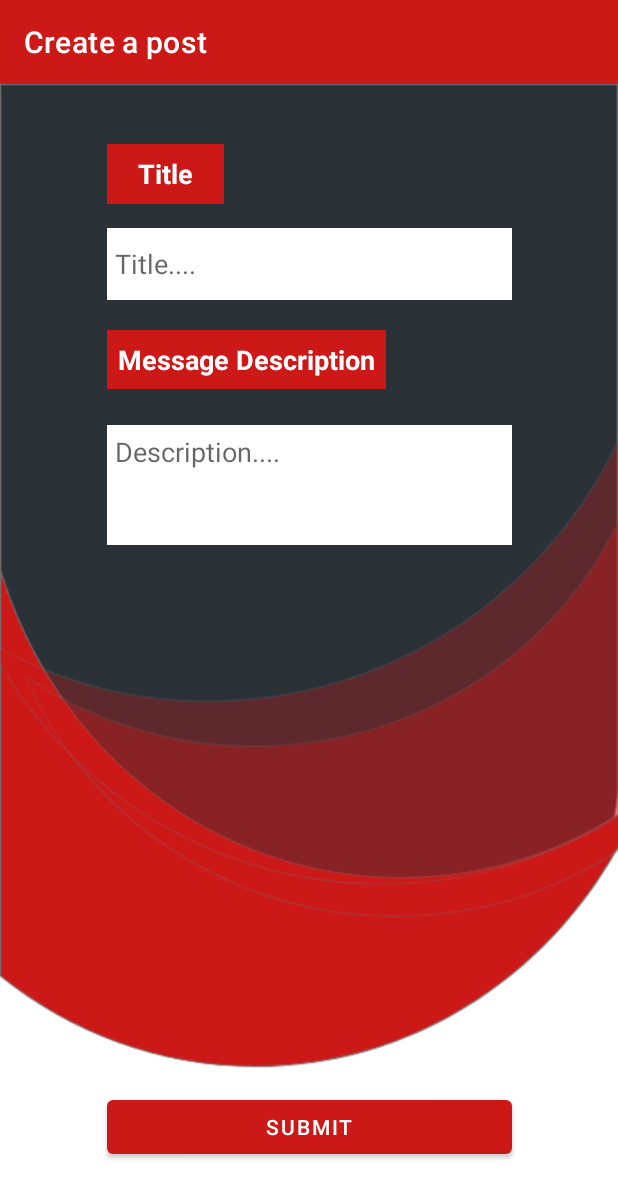
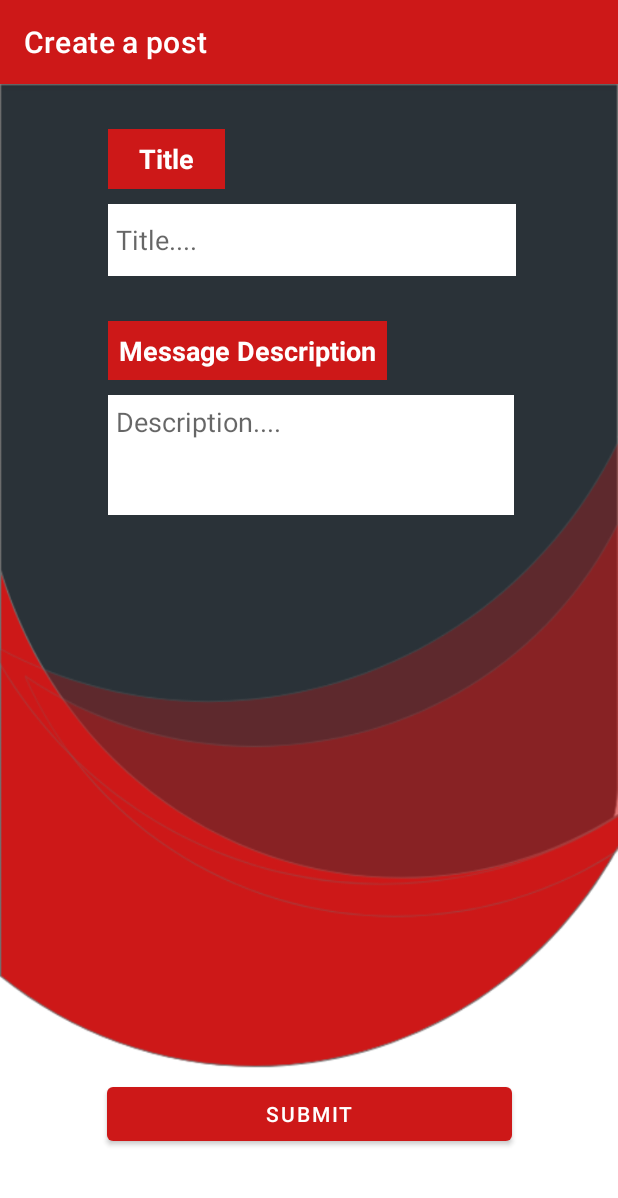
Before and after one commit to Abhishek-Bharti-1/NITJ-Club-Hub, an Android app: the CreatePost screen opened directly, with no data from a screen before it, on a phone screen of 412 x 824 dp. Shown: the top 1198 px of the screen. Run offline under Robolectric (Android 15) with nearby library versions, the phone set to English and light mode, and no system bars; our stand-ins replace Firebase (no records; nobody signed in at launch, a user with empty details on screens opened directly).

Commit message:
Minor bug fixes

```diff
--- a/app/src/main/java/com/androrubin/troika/nitjclubhub/CreatePost.kt
+++ b/app/src/main/java/com/androrubin/troika/nitjclubhub/CreatePost.kt
@@ -3,6 +3,7 @@ package com.androrubin.troika.nitjclubhub
 import android.content.Intent
 import androidx.appcompat.app.AppCompatActivity
 import android.os.Bundle
+import android.text.TextUtils
 import android.util.Log
 import android.widget.Button
 import android.widget.EditText
@@ -25,18 +26,27 @@ class CreatePost : AppCompatActivity() {
         val title= findViewById<EditText>(R.id.title3)
         val des = findViewById<EditText>(R.id.descrition_mes)
 
+
         var name = intent.getStringExtra("collection_name")
 
         val submit = findViewById<Button>(R.id.submit)
         submit?.setOnClickListener {
 
 //            Toast.makeText(this,title.getText().toString(),Toast.LENGTH_SHORT).show()
+            if(TextUtils.isEmpty(title.getText().trim().toString())) {
+
+                title.setError("Title cannot be empty")
+                title.requestFocus()
+            }else if (TextUtils.isEmpty(des.getText().trim().toString())){
+                des.setError("Description cannot be empty")
+                des.requestFocus()
+            }
+            else{
                     val data = hashMapOf(
                         "title" to title.getText().toString(),
                         "description" to des.getText().toString(),
                         "date" to FieldValue.serverTimestamp()
                     )
-
                     db.collection("$name")
                         .add(data)
                         .addOnSuccessListener { documentReference ->
@@ -50,5 +60,7 @@ class CreatePost : AppCompatActivity() {
                     startActivity(intent)
                     finishAffinity()
             }
+
         }
     }
+}
--- a/app/src/main/res/layout/activity_create_post.xml
+++ b/app/src/main/res/layout/activity_create_post.xml
@@ -7,13 +7,79 @@
     android:background="@drawable/applogin"
     tools:context=".CreatePost">
 
+    <ScrollView
+        android:layout_width="match_parent"
+        android:layout_height="match_parent"
+        app:layout_constraintBottom_toBottomOf="parent"
+        app:layout_constraintEnd_toEndOf="parent"
+        app:layout_constraintStart_toStartOf="parent"
+        app:layout_constraintTop_toTopOf="parent"
+        tools:ignore="SpeakableTextPresentCheck">
+
+        <androidx.constraintlayout.widget.ConstraintLayout
+            android:layout_width="match_parent"
+            android:layout_height="wrap_content">
+
+            <TextView
+                android:id="@+id/textView8"
+                android:layout_width="78dp"
+                android:layout_height="40dp"
+                android:layout_marginStart="72dp"
+                android:layout_marginTop="30dp"
+                android:background="@color/red"
+                android:gravity="center"
+                android:padding="7dp"
+                android:text="Title"
+                android:textColor="@color/white"
+                android:textSize="18sp"
+                android:textStyle="bold"
+                app:layout_constraintBottom_toTopOf="@+id/title3"
+                app:layout_constraintStart_toStartOf="parent"
+                app:layout_constraintTop_toTopOf="parent" />
+
+            <EditText
+                android:id="@+id/title3"
+                android:layout_width="0dp"
+                android:layout_height="wrap_content"
+                android:layout_marginTop="10dp"
+                android:layout_marginEnd="68dp"
+                android:layout_marginBottom="30dp"
+                android:background="@color/white"
+                android:ems="10"
+                android:hint="Title...."
+                android:inputType="textPersonName"
+                android:minHeight="48dp"
+                android:padding="5dp"
+                app:layout_constraintBottom_toTopOf="@+id/textView6"
+                app:layout_constraintEnd_toEndOf="parent"
+                app:layout_constraintHorizontal_bias="0.0"
+                app:layout_constraintStart_toStartOf="@+id/textView8"
+                app:layout_constraintTop_toBottomOf="@+id/textView8" />
+
+            <EditText
+                android:id="@+id/descrition_mes"
+                android:layout_width="0dp"
+                android:layout_height="80dp"
+                android:layout_marginStart="72dp"
+                android:layout_marginTop="10dp"
+                android:layout_marginEnd="69dp"
+                android:background="@color/white"
+                android:ems="10"
+                android:gravity="start|top"
+                android:hint="Description...."
+                android:inputType="textMultiLine"
+                android:padding="5dp"
+                app:layout_constraintEnd_toEndOf="parent"
+                app:layout_constraintHorizontal_bias="0.5"
+                app:layout_constraintStart_toStartOf="parent"
+                app:layout_constraintTop_toBottomOf="@+id/textView6" />
+
             <TextView
                 android:id="@+id/textView6"
                 android:layout_width="wrap_content"
                 android:layout_height="wrap_content"
                 android:layout_marginStart="72dp"
-        android:layout_marginTop="20dp"
-        android:layout_marginEnd="156dp"
+                android:layout_marginBottom="7dp"
                 android:background="@color/red"
                 android:gravity="center"
                 android:padding="7dp"
@@ -21,71 +87,23 @@
                 android:textColor="@color/white"
                 android:textSize="18sp"
                 android:textStyle="bold"
-        app:layout_constraintEnd_toEndOf="parent"
-        app:layout_constraintHorizontal_bias="0.47"
+                app:layout_constraintBottom_toTopOf="@+id/descrition_mes"
                 app:layout_constraintStart_toStartOf="parent"
                 app:layout_constraintTop_toBottomOf="@+id/title3" />
-
-    <EditText
-        android:id="@+id/descrition_mes"
-        android:layout_width="270dp"
-        android:layout_height="80dp"
-        android:background="@color/white"
-        android:ems="10"
-        android:gravity="start|top"
-        android:hint="Description...."
-        android:inputType="textMultiLine"
-        android:padding="5dp"
-        app:layout_constraintBottom_toBottomOf="parent"
-        app:layout_constraintEnd_toEndOf="parent"
-        app:layout_constraintHorizontal_bias="0.503"
-        app:layout_constraintStart_toStartOf="parent"
-        app:layout_constraintTop_toBottomOf="@+id/textView6"
-        app:layout_constraintVertical_bias="0.05" />
-
-    <TextView
-        android:id="@+id/textView8"
-        android:layout_width="78dp"
-        android:layout_height="40dp"
-        android:layout_marginTop="40dp"
-        android:layout_marginEnd="256dp"
-        android:background="@color/red"
-        android:gravity="center"
-        android:padding="7dp"
-        android:text="Title"
-        android:textColor="@color/white"
-        android:textSize="18sp"
-        android:textStyle="bold"
-        app:layout_constraintEnd_toEndOf="parent"
-        app:layout_constraintHorizontal_bias="0.0"
-        app:layout_constraintStart_toStartOf="@+id/title3"
-        app:layout_constraintTop_toTopOf="parent" />
-
-    <EditText
-        android:id="@+id/title3"
-        android:layout_width="270dp"
-        android:layout_height="48dp"
-        android:layout_marginTop="16dp"
-        android:background="@color/white"
-        android:ems="10"
-        android:hint="Title...."
-        android:inputType="textPersonName"
-        android:padding="5dp"
-        app:layout_constraintEnd_toEndOf="parent"
-        app:layout_constraintHorizontal_bias="0.503"
-        app:layout_constraintStart_toStartOf="parent"
-        app:layout_constraintTop_toBottomOf="@+id/textView8" />
 
             <Button
                 android:id="@+id/submit"
                 android:layout_width="270dp"
                 android:layout_height="wrap_content"
+                android:layout_marginTop="375dp"
                 android:text="Submit"
                 app:layout_constraintBottom_toBottomOf="parent"
                 app:layout_constraintEnd_toEndOf="parent"
-        app:layout_constraintHorizontal_bias="0.503"
+                app:layout_constraintHorizontal_bias="0.5"
                 app:layout_constraintStart_toStartOf="parent"
-        app:layout_constraintTop_toTopOf="parent"
-        app:layout_constraintVertical_bias="0.932" />
+                app:layout_constraintTop_toBottomOf="@+id/descrition_mes" />
 
         </androidx.constraintlayout.widget.ConstraintLayout>
+    </ScrollView>
+
+</androidx.constraintlayout.widget.ConstraintLayout>
```
Lines whose indentation alone changed are shown as unchanged.
